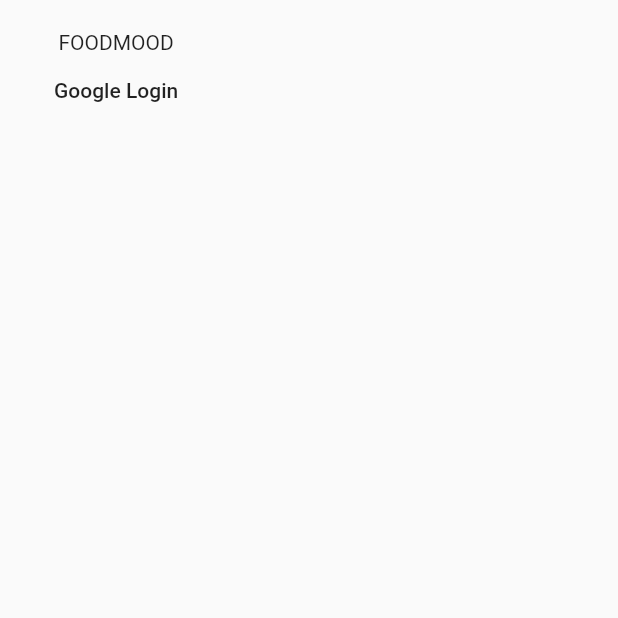
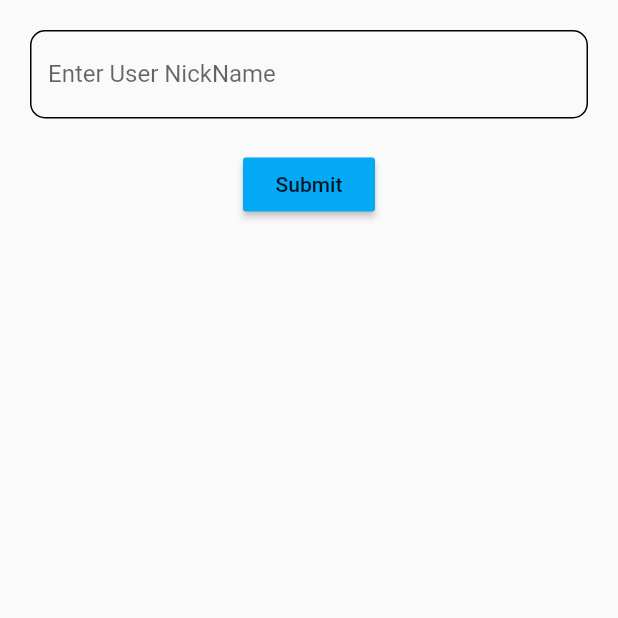
Before and after one commit to rinkee/loginstatetest, a Flutter app: the screen it shows after launch, after a tap on "Google Login", on a phone screen of 412 x 824 dp, the top half of it. Run offline on Flutter 3.47's test engine with Material 2 defaults, Android fonts, the phone set to English and light mode, and no system bars; our stand-ins replace cloud_firestore, firebase_auth, firebase_core, get, google_sign_in; accounts and stored records are empty.

Commit message:
firestore

```diff
--- /dev/null
+++ b/lib/pages/CreateAccount.dart
@@ -0,0 +1,78 @@
+import 'package:cloud_firestore/cloud_firestore.dart';
+import 'package:firebase_auth/firebase_auth.dart';
+import 'package:flutter/material.dart';
+import 'package:google_sign_in/google_sign_in.dart';
+
+import '../main.dart';
+import 'HomePage.dart';
+
+final _formKey = GlobalKey<FormState>();
+DateTime _date = DateTime.now();
+TextEditingController nameController = TextEditingController();
+
+class CreateAccount extends StatelessWidget {
+  @override
+  Widget build(BuildContext context) {
+    return Scaffold(
+      body: SafeArea(
+        child: Form(
+          key: _formKey,
+          child: Column(
+            children: [
+              Padding(
+                padding: EdgeInsets.all(20),
+                child: TextFormField(
+                  controller: nameController,
+                  decoration: InputDecoration(
+                    labelText: "Enter User NickName",
+                    enabledBorder: OutlineInputBorder(
+                      borderRadius: BorderRadius.circular(10.0),
+                    ),
+                  ),
+                  validator: (value) {
+                    if (value.isEmpty) {
+                      return 'Enter User Name';
+                    }
+                    return null;
+                  },
+                ),
+              ),
+              RaisedButton(
+                color: Colors.lightBlue,
+                onPressed: () {
+                  final gCurrentUser = GoogleSignIn().currentUser;
+                  final user = FirebaseAuth.instance.currentUser;
+                  addUserInFirestore();
+                  Navigator.push(context,
+                      MaterialPageRoute(builder: (context) => MyApp()));
+                },
+                child: Text('Submit'),
+              ),
+            ],
+          ),
+        ),
+      ),
+    );
+  }
+}
+
+Future<void> addUserInFirestore() async {
+  final gCurrentUser = GoogleSignIn().currentUser;
+  final user = FirebaseAuth.instance.currentUser;
+  final doc1 = FirebaseFirestore.instance.collection('user').doc(user.uid);
+  DocumentSnapshot doc = await doc1.get();
+  // .get();
+  // Create a CollectionReference called users that references the firestore collection
+  CollectionReference users = FirebaseFirestore.instance.collection('user');
+  if (!doc.exists) {
+    doc1
+        .set({
+          'full_name': user.displayName, // John Doe
+          'nick_name:': nameController.text,
+          'photoURL': user.photoURL, // Stokes and Sons
+          'email': user.email // 42
+        })
+        .then((value) => print("User Added"))
+        .catchError((error) => print("Failed to add user: $error"));
+  }
+}
--- a/lib/pages/LoginPage.dart
+++ b/lib/pages/LoginPage.dart
@@ -1,6 +1,7 @@
 import 'package:firebase_auth/firebase_auth.dart';
 import 'package:flutter/material.dart';
 import 'package:google_sign_in/google_sign_in.dart';
+import 'package:googlelogin_firebase/pages/CreateAccount.dart';
 import 'package:googlelogin_firebase/provider/SignInProvider.dart';
 import 'package:provider/provider.dart';
 import 'package:googlelogin_firebase/auth.dart';
@@ -36,6 +37,8 @@ class LoginPage extends StatelessWidget {
               FlatButton(
                 onPressed: () {
                   provider.signInWithGoogle();
+                  Navigator.push(context,
+                      MaterialPageRoute(builder: (context) => CreateAccount()));
                 },
                 child: Text('Google Login'),
               ),
```
Also changed, not shown: lib/provider/SignInProvider.dart (+2 -27 lines), 1 other file.
